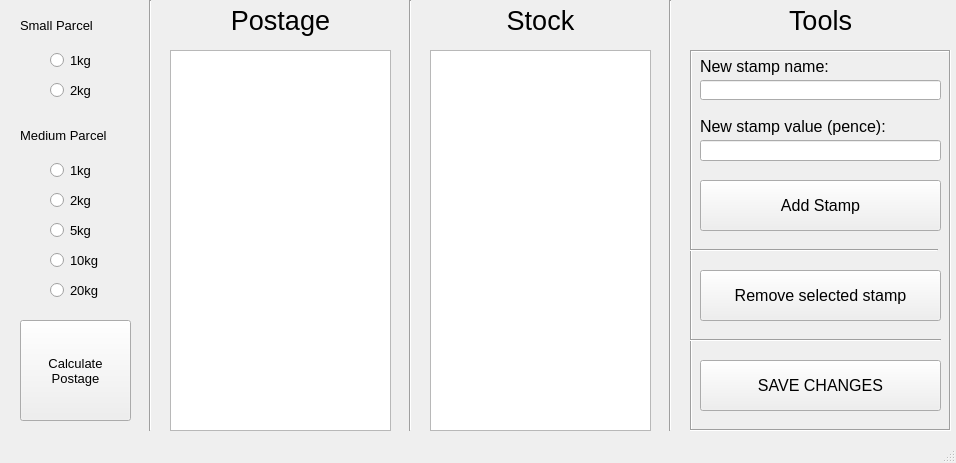
psidex/StampCalculator, file StampCalculator/ui/StampCalculator.ui: the form before one commit.
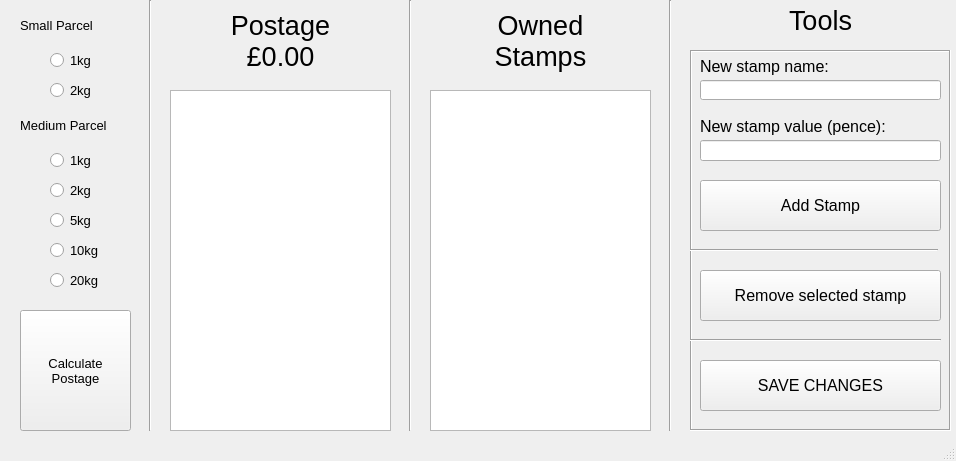
The form after the commit. Icons and pictures are not drawn.

Commit message: Update radio object names

The edit to the form file:
```diff
--- a/StampCalculator/ui/StampCalculator.ui
+++ b/StampCalculator/ui/StampCalculator.ui
@@ -7,9 +7,14 @@
     <x>0</x>
     <y>0</y>
     <width>956</width>
-    <height>463</height>
+    <height>461</height>
    </rect>
   </property>
+  <property name="font">
+   <font>
+    <family>Tahoma</family>
+   </font>
+  </property>
   <property name="windowTitle">
    <string>Stamp Calculator</string>
   </property>
@@ -76,7 +81,7 @@
     <property name="geometry">
      <rect>
       <x>50</x>
-      <y>190</y>
+      <y>180</y>
       <width>82</width>
       <height>21</height>
      </rect>
@@ -94,7 +99,7 @@
     <property name="geometry">
      <rect>
       <x>50</x>
-      <y>160</y>
+      <y>150</y>
       <width>82</width>
       <height>21</height>
      </rect>
@@ -112,7 +117,7 @@
     <property name="geometry">
      <rect>
       <x>20</x>
-      <y>120</y>
+      <y>110</y>
       <width>111</width>
       <height>31</height>
      </rect>
@@ -130,7 +135,7 @@
     <property name="geometry">
      <rect>
       <x>50</x>
-      <y>220</y>
+      <y>210</y>
       <width>82</width>
       <height>21</height>
      </rect>
@@ -148,7 +153,7 @@
     <property name="geometry">
      <rect>
       <x>50</x>
-      <y>280</y>
+      <y>270</y>
       <width>82</width>
       <height>21</height>
      </rect>
@@ -166,7 +171,7 @@
     <property name="geometry">
      <rect>
       <x>50</x>
-      <y>250</y>
+      <y>240</y>
       <width>82</width>
       <height>21</height>
      </rect>
@@ -184,9 +189,9 @@
     <property name="geometry">
      <rect>
       <x>20</x>
-      <y>320</y>
+      <y>310</y>
       <width>111</width>
-      <height>101</height>
+      <height>121</height>
      </rect>
     </property>
     <property name="font">
@@ -205,16 +210,19 @@
       <x>170</x>
       <y>0</y>
       <width>221</width>
-      <height>41</height>
+      <height>81</height>
      </rect>
     </property>
     <property name="font">
      <font>
       <pointsize>20</pointsize>
+      <weight>50</weight>
+      <bold>false</bold>
      </font>
     </property>
     <property name="text">
-     <string>Postage</string>
+     <string>Postage
+£0.00</string>
     </property>
     <property name="alignment">
      <set>Qt::AlignCenter</set>
@@ -252,7 +260,7 @@
       <x>430</x>
       <y>0</y>
       <width>221</width>
-      <height>41</height>
+      <height>81</height>
      </rect>
     </property>
     <property name="font">
@@ -261,7 +269,8 @@
      </font>
     </property>
     <property name="text">
-     <string>Stock</string>
+     <string>Owned
+Stamps</string>
     </property>
     <property name="alignment">
      <set>Qt::AlignCenter</set>
@@ -271,9 +280,9 @@
     <property name="geometry">
      <rect>
       <x>170</x>
-      <y>50</y>
+      <y>90</y>
       <width>221</width>
-      <height>381</height>
+      <height>341</height>
      </rect>
     </property>
     <property name="font">
@@ -292,9 +301,9 @@
     <property name="geometry">
      <rect>
       <x>430</x>
-      <y>50</y>
+      <y>90</y>
       <width>221</width>
-      <height>381</height>
+      <height>341</height>
      </rect>
     </property>
     <property name="font">
```
Left out of the diff: 42 changed lines with no effect on the pictures. The commit also changes 2 other files.
